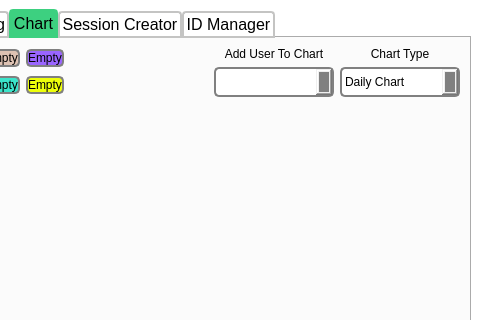
TheRustyPickle/Telecounter, file resource/Design.ui: the form before one commit; both pictures show x 170 to 650 and y 0 to 320 of the 650 by 663 pixel window.
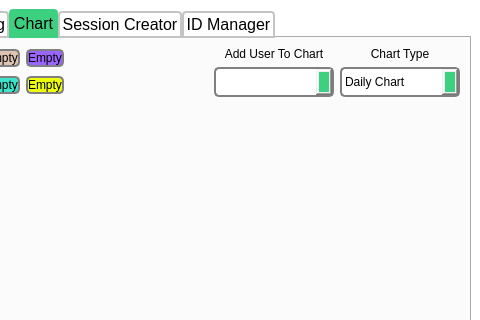
The form after the commit. The open tabs and pages were chosen to show the change.

Commit message: minor combobox color change

Patch:
```diff
--- a/resource/Design.ui
+++ b/resource/Design.ui
@@ -210,7 +210,7 @@
 
 QComboBox::down-arrow
 {
-background-color : grey;
+background-color : #3DD080;
 }
 
 QComboBox::down-arrow:hover
@@ -1635,6 +1635,9 @@
                   <height>30</height>
                  </size>
                 </property>
+                <property name="editable">
+                 <bool>false</bool>
+                </property>
                </widget>
               </item>
              </layout>
```
